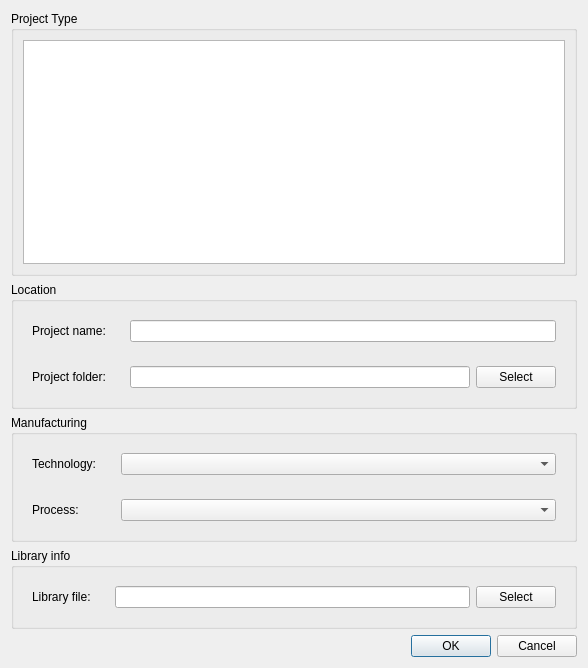
Before: the Qt Designer form templates.ui in libresilicon/qtflow, drawn with Qt 5.
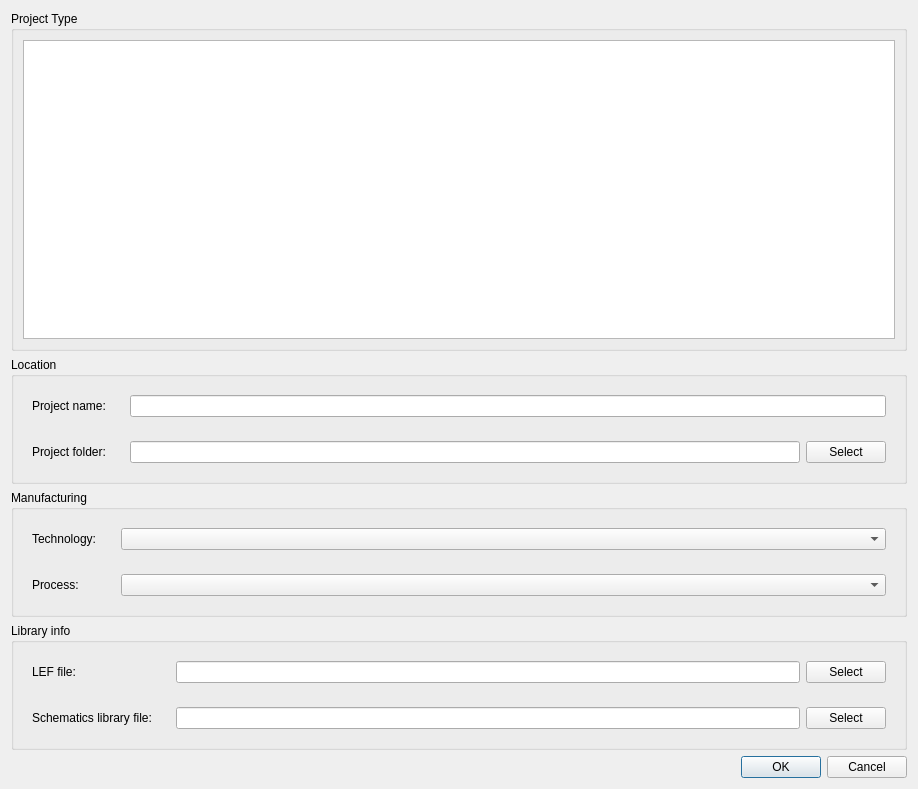
After: the same form once the commit is applied.

```diff
--- a/templates.ui
+++ b/templates.ui
@@ -6,8 +6,8 @@
    <rect>
     <x>0</x>
     <y>0</y>
-    <width>588</width>
-    <height>668</height>
+    <width>918</width>
+    <height>789</height>
    </rect>
   </property>
   <property name="windowTitle">
@@ -211,7 +211,7 @@
          <item>
           <widget class="QLabel" name="label_5">
            <property name="text">
-            <string>Library file:</string>
+            <string>LEF file:</string>
            </property>
           </widget>
          </item>
@@ -240,6 +240,47 @@
         </layout>
        </widget>
       </item>
+      <item row="1" column="0">
+       <widget class="QWidget" name="widget_11" native="true">
+        <property name="minimumSize">
+         <size>
+          <width>0</width>
+          <height>0</height>
+         </size>
+        </property>
+        <layout class="QVBoxLayout" name="verticalLayout_8">
+         <item>
+          <widget class="QLabel" name="label_6">
+           <property name="text">
+            <string>Schematics library file:</string>
+           </property>
+          </widget>
+         </item>
+        </layout>
+       </widget>
+      </item>
+      <item row="1" column="1">
+       <widget class="QWidget" name="widget_12" native="true">
+        <property name="minimumSize">
+         <size>
+          <width>100</width>
+          <height>0</height>
+         </size>
+        </property>
+        <layout class="QHBoxLayout" name="horizontalLayout_6">
+         <item>
+          <widget class="QLineEdit" name="libraryPath_2"/>
+         </item>
+         <item>
+          <widget class="QPushButton" name="pushLibraryPath_2">
+           <property name="text">
+            <string>Select</string>
+           </property>
+          </widget>
+         </item>
+        </layout>
+       </widget>
+      </item>
      </layout>
     </widget>
    </item>
```
